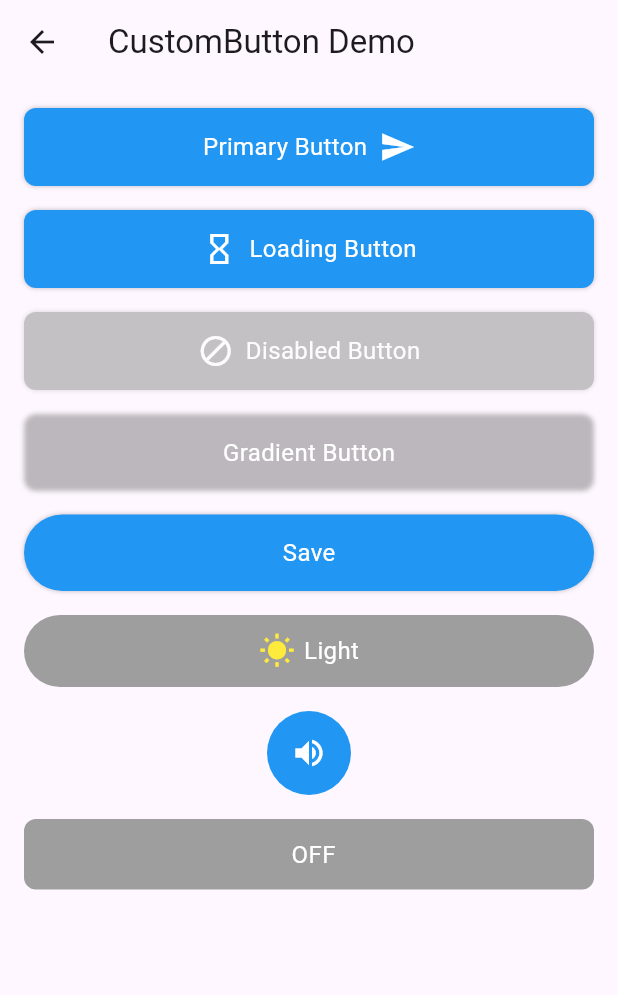
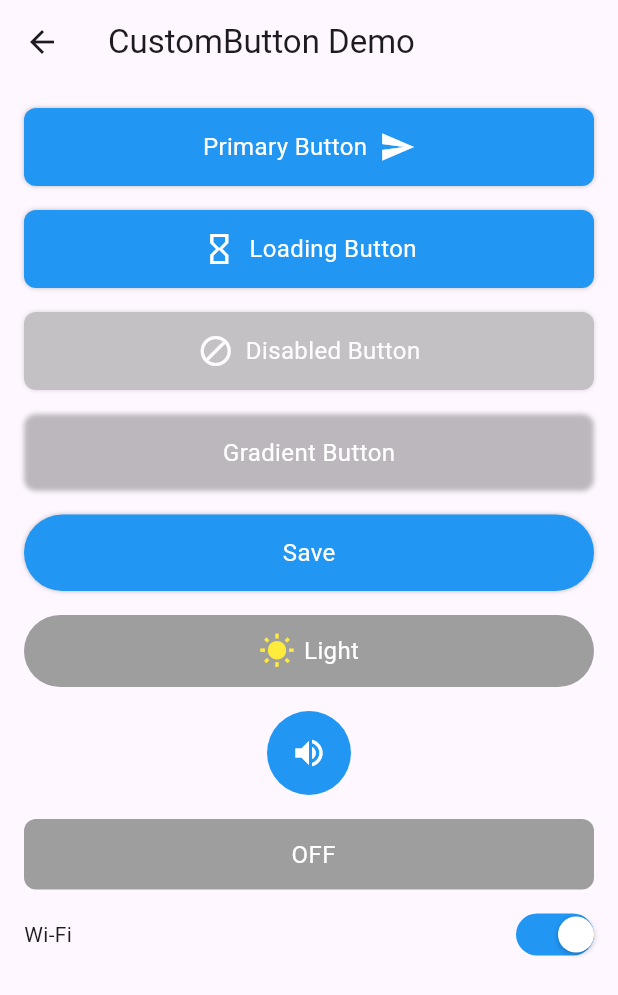
Before and after one commit to Vignesh-Selvaraj-1999/POC_Mock_Application, a Flutter app: the ButtonDemoScreen screen opened by its route, on a phone screen of 412 x 824 dp. Shown: the top 995 px of the screen. Run offline on Flutter 3.47's test engine with Material 3 defaults, Android fonts, the light colour scheme and no system bars.

Commit message:
added toggle and button custom

```diff
--- /dev/null
+++ b/lib/components/custom_toggle_switch.dart
@@ -0,0 +1,131 @@
+import 'package:flutter/material.dart';
+
+class CustomToggleSwitch extends StatefulWidget {
+  /// current state
+  final bool value;
+
+  /// callback with the new state (null = disabled)
+  final ValueChanged<bool>? onChanged;
+
+  /// track (background) colours
+  final Color onTrackColor;
+  final Color offTrackColor;
+  final Color disabledTrackColor;
+
+  /// thumb (circle) colours
+  final Color onThumbColor;
+  final Color offThumbColor;
+  final Color disabledThumbColor;
+
+  /// size
+  final double width;
+  final double height;
+
+  /// animation speed
+  final Duration duration;
+
+  const CustomToggleSwitch({
+    Key? key,
+    required this.value,
+    required this.onChanged,
+    this.onTrackColor = Colors.green,
+    this.offTrackColor = Colors.grey,
+    this.disabledTrackColor = Colors.black26,
+    this.onThumbColor = Colors.white,
+    this.offThumbColor = Colors.white,
+    this.disabledThumbColor = Colors.white54,
+    this.width = 52,
+    this.height = 28,
+    this.duration = const Duration(milliseconds: 200),
+  })  : assert(width > height),
+        super(key: key);
+
+  @override
+  State<CustomToggleSwitch> createState() => _CustomToggleSwitchState();
+}
+
+class _CustomToggleSwitchState extends State<CustomToggleSwitch>
+    with SingleTickerProviderStateMixin {
+  late AnimationController _controller;
+
+  @override
+  void initState() {
+    super.initState();
+    _controller =
+        AnimationController(vsync: this, duration: widget.duration, value: widget.value ? 1 : 0);
+  }
+
+  @override
+  void didUpdateWidget(covariant CustomToggleSwitch oldWidget) {
+    super.didUpdateWidget(oldWidget);
+    if (oldWidget.value != widget.value) {
+      widget.value ? _controller.forward() : _controller.reverse();
+    }
+  }
+
+  @override
+  Widget build(BuildContext context) {
+    final bool disabled = widget.onChanged == null;
+    final Color trackOn  = disabled ? widget.disabledTrackColor : widget.onTrackColor;
+    final Color trackOff = disabled ? widget.disabledTrackColor : widget.offTrackColor;
+    final Color thumbOn  = disabled ? widget.disabledThumbColor : widget.onThumbColor;
+    final Color thumbOff = disabled ? widget.disabledThumbColor : widget.offThumbColor;
+
+    return GestureDetector(
+      onTap: disabled ? null : () => widget.onChanged?.call(!widget.value),
+      child: SizedBox(
+        width: widget.width,
+        height: widget.height,
+        child: AnimatedBuilder(
+          animation: _controller,
+          builder: (_, __) {
+            final Color trackColor = Color.lerp(trackOff, trackOn, _controller.value)!;
+            final Color thumbColor = Color.lerp(thumbOff, thumbOn, _controller.value)!;
+
+            return Stack(
+              alignment: Alignment.center,
+              children: [
+                // track
+                AnimatedContainer(
+                  duration: widget.duration,
+                  width: widget.width,
+                  height: widget.height,
+                  decoration: BoxDecoration(
+                    color: trackColor,
+                    borderRadius: BorderRadius.circular(widget.height / 2),
+                  ),
+                ),
+                // thumb
+                Align(
+                  alignment:
+                  Alignment.lerp(const Alignment(-1, 0), const Alignment(1, 0), _controller.value)!,
+                  child: Container(
+                    width: widget.height - 4,
+                    height: widget.height - 4,
+                    decoration: BoxDecoration(
+                      color: thumbColor,
+                      shape: BoxShape.circle,
+                      boxShadow: [
+                        BoxShadow(
+                          color: Colors.black26,
+                          blurRadius: 2,
+                          offset: Offset(0, 1),
+                        )
+                      ],
+                    ),
+                  ),
+                ),
+              ],
+            );
+          },
+        ),
+      ),
+    );
+  }
+
+  @override
+  void dispose() {
+    _controller.dispose();
+    super.dispose();
+  }
+}
--- a/lib/pages/ButtonDemoScreen.dart
+++ b/lib/pages/ButtonDemoScreen.dart
@@ -2,6 +2,7 @@ import 'package:flutter/material.dart';
 
 import '../components/custom_button..dart'; // ← fixed extra dot
 import '../components/custom_toggle_button.dart';
+import '../components/custom_toggle_switch.dart';
 
 class ButtonDemoScreen extends StatefulWidget {
   const ButtonDemoScreen({super.key});
@@ -16,7 +17,7 @@ class _ButtonDemoScreenState extends State<ButtonDemoScreen> {
   bool _darkMode = false;
   bool _muted     = false;
   bool _isActive  = false;
-
+  bool _wifi      = true;
   @override
   Widget build(BuildContext context) {
     return Scaffold(
@@ -61,7 +62,7 @@ class _ButtonDemoScreenState extends State<ButtonDemoScreen> {
             CustomButton(
               text: 'Gradient Button',
               gradient: const LinearGradient(
-                colors: [Colors.purple, Colors.deepPurpleAccent],
+                colors: [Colors.blue, Colors.red],
               ),
               onPressed: () => debugPrint('Gradient pressed'),
               fullWidth: false,
@@ -103,6 +104,21 @@ class _ButtonDemoScreenState extends State<ButtonDemoScreen> {
               value: _isActive,
               onChanged: (v) => setState(() => _isActive = v),
             ),
+            const SizedBox(height: 16),
+            Row(
+              mainAxisAlignment: MainAxisAlignment.spaceBetween,
+              children: [
+                const Text('Wi-Fi'),
+                  CustomToggleSwitch(
+                  value: _wifi,
+                  onChanged: (v) => setState(() => _wifi = v),
+                  onTrackColor: Colors.blue,
+                  offTrackColor: Colors.grey.shade400,
+                  onThumbColor: Colors.white,
+                  offThumbColor: Colors.white,
+                ),
+              ],
+            ),
           ],
         ),
       ),
```
